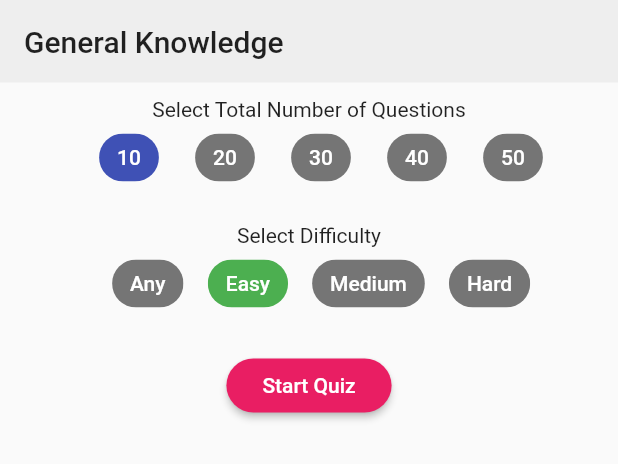
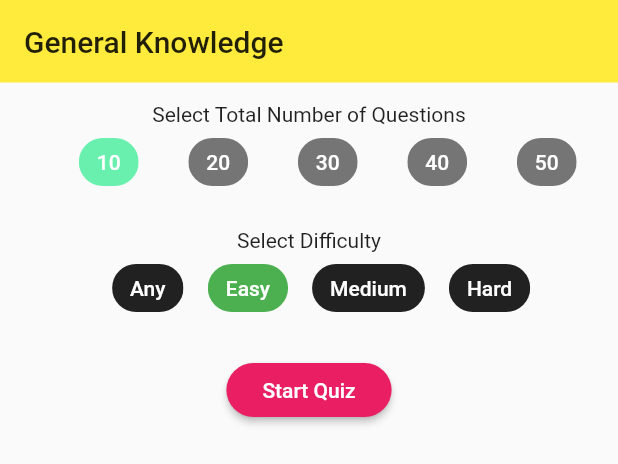
Before and after one commit to ajay-k07/quiz_application, a Flutter app: the QuizOptionsDialog widget shown alone on an empty page, opened directly with sample values from the repository, on a phone screen of 412 x 824 dp. Shown: the top 464 px of the screen. Run offline on Flutter 3.47's test engine with Material 2 defaults, Android fonts, the phone set to English and light mode, and no system bars; our stand-ins replace auto_size_text, flutter_custom_clippers, font_awesome_flutter, html_unescape; Roboto replaces fonts that are missing (Montserrat).

```diff
--- a/lib/widgets/quiz_options.dart
+++ b/lib/widgets/quiz_options.dart
@@ -36,48 +36,48 @@ class _QuizOptionsDialogState extends State<QuizOptionsDialog> {
           Container(
             width: double.infinity,
             padding: const EdgeInsets.all(16.0),
-            color: Colors.grey.shade200,
+            color: Colors.yellow, // category color after selection
             child: Text(widget.category.name, style: Theme.of(context).textTheme.title.copyWith(),),
           ),
-          SizedBox(height: 10.0),
+          SizedBox(height: 13.0),
           Text("Select Total Number of Questions"),
           SizedBox(
             width: double.infinity,
             child: Wrap(
               alignment: WrapAlignment.center,
               runAlignment: WrapAlignment.center,
-              runSpacing: 16.0,
-              spacing: 16.0,
+              runSpacing: 20.0,
+              spacing: 25.0,
               children: <Widget>[
                 SizedBox(width: 0.0),
                 ActionChip(
                   label: Text("10"),
                   labelStyle: TextStyle(color: Colors.white),
-                  backgroundColor: _noOfQuestions == 10 ? Colors.indigo : Colors.grey.shade600,
+                  backgroundColor: _noOfQuestions == 10 ? Colors.greenAccent : Colors.grey.shade600,
                   onPressed: () => _selectNumberOfQuestions(10),
                 ),
                 ActionChip(
                   label: Text("20"),
                   labelStyle: TextStyle(color: Colors.white),
-                  backgroundColor: _noOfQuestions == 20 ? Colors.indigo : Colors.grey.shade600,
+                  backgroundColor: _noOfQuestions == 20 ? Colors.green : Colors.grey.shade600,
                   onPressed: () => _selectNumberOfQuestions(20),
                 ),
                 ActionChip(
                   label: Text("30"),
                   labelStyle: TextStyle(color: Colors.white),
-                  backgroundColor: _noOfQuestions == 30 ? Colors.indigo : Colors.grey.shade600,
+                  backgroundColor: _noOfQuestions == 30 ? Colors.orangeAccent : Colors.grey.shade600,
                   onPressed: () => _selectNumberOfQuestions(30),
                 ),
                 ActionChip(
                   label: Text("40"),
                   labelStyle: TextStyle(color: Colors.white),
-                  backgroundColor: _noOfQuestions == 40 ? Colors.indigo : Colors.grey.shade600,
+                  backgroundColor: _noOfQuestions == 40 ? Colors.deepOrange : Colors.grey.shade600,
                   onPressed: () => _selectNumberOfQuestions(40),
                 ),
                 ActionChip(
                   label: Text("50"),
                   labelStyle: TextStyle(color: Colors.white),
-                  backgroundColor: _noOfQuestions == 50 ? Colors.indigo : Colors.grey.shade600,
+                  backgroundColor: _noOfQuestions == 50 ? Colors.red : Colors.grey.shade600,
                   onPressed: () => _selectNumberOfQuestions(50),
                 ),
 
@@ -98,25 +98,25 @@ class _QuizOptionsDialogState extends State<QuizOptionsDialog> {
                 ActionChip(
                   label: Text("Any"),
                   labelStyle: TextStyle(color: Colors.white),
-                  backgroundColor: _difficulty == null ? Colors.indigo : Colors.grey.shade600,
+                  backgroundColor: _difficulty == null ? Colors.black : Colors.black87,
                   onPressed: () => _selectDifficulty(null),
                 ),
                 ActionChip(
                   label: Text("Easy"),
                   labelStyle: TextStyle(color: Colors.white),
-                  backgroundColor: _difficulty == "easy" ? Colors.green : Colors.grey.shade600,
+                  backgroundColor: _difficulty == "easy" ? Colors.green : Colors.black87,
                   onPressed: () => _selectDifficulty("easy"),
                 ),
                 ActionChip(
                   label: Text("Medium"),
                   labelStyle: TextStyle(color: Colors.white),
-                  backgroundColor: _difficulty == "medium" ? Colors.deepOrange : Colors.grey.shade600,
+                  backgroundColor: _difficulty == "medium" ? Colors.deepOrange : Colors.black87,
                   onPressed: () => _selectDifficulty("medium"),
                 ),
                 ActionChip(
                   label: Text("Hard"),
                   labelStyle: TextStyle(color: Colors.white),
-                  backgroundColor: _difficulty == "hard" ? Colors.red : Colors.grey.shade600,    //colors of the option changed
+                  backgroundColor: _difficulty == "hard" ? Colors.red : Colors.black87,    //colors of the option changed
                   onPressed: () => _selectDifficulty("hard"),
                 ),
 
@@ -124,7 +124,7 @@ class _QuizOptionsDialogState extends State<QuizOptionsDialog> {
             ),
           ),
           SizedBox(height: 20.0),
-          processing ? CircularProgressIndicator() : RaisedButton(
+          processing ? CircularProgressIndicator(backgroundColor: Colors.grey) : RaisedButton(
             child: Text("Start Quiz"),
             onPressed: _startQuiz,
           ),
```
